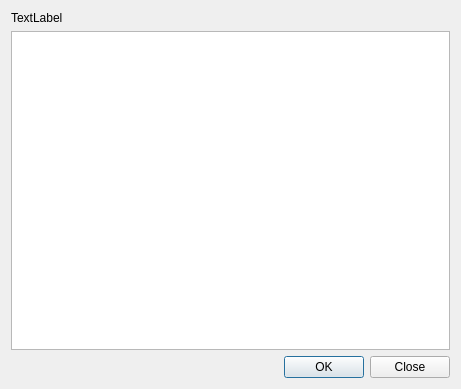
Qt form src/privkey.ui (z-bitcoinz/BitcoinZ_Blue) before a commit.
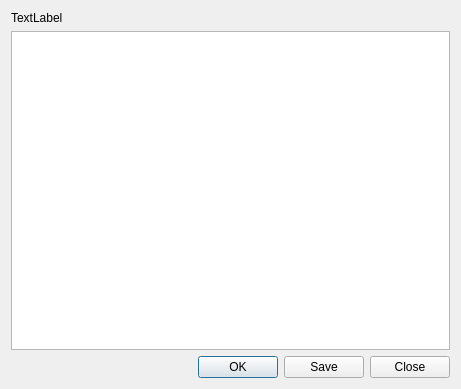
The same form after that commit.

What changed in the file:
```diff
--- a/src/privkey.ui
+++ b/src/privkey.ui
@@ -27,7 +27,7 @@
       <enum>Qt::Horizontal</enum>
      </property>
      <property name="standardButtons">
-      <set>QDialogButtonBox::Close|QDialogButtonBox::Ok</set>
+      <set>QDialogButtonBox::Close|QDialogButtonBox::Ok|QDialogButtonBox::Save</set>
      </property>
     </widget>
    </item>
```
